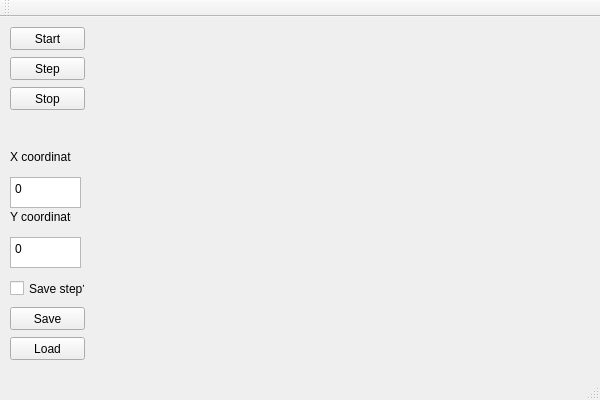
The window that Automat-komorkowy/GUI.ui (Lipa1333/Automat-komorkowy) describes before a commit, drawn with Qt 5.
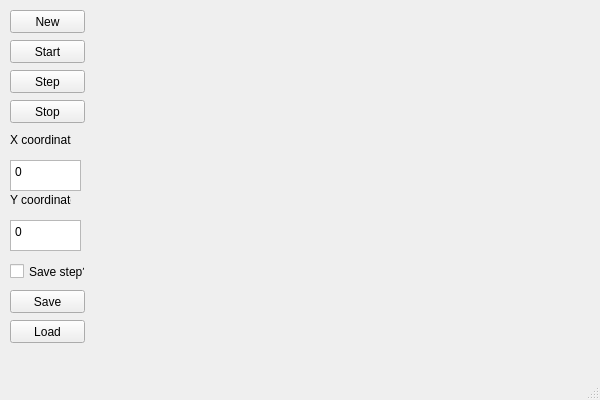
The same window after the commit.

Patch:
```diff
--- a/Automat-komorkowy/GUI.ui
+++ b/Automat-komorkowy/GUI.ui
@@ -27,7 +27,7 @@
     <property name="geometry">
      <rect>
       <x>10</x>
-      <y>10</y>
+      <y>40</y>
       <width>75</width>
       <height>23</height>
      </rect>
@@ -40,7 +40,7 @@
     <property name="geometry">
      <rect>
       <x>10</x>
-      <y>40</y>
+      <y>70</y>
       <width>75</width>
       <height>23</height>
      </rect>
@@ -53,7 +53,7 @@
     <property name="geometry">
      <rect>
       <x>10</x>
-      <y>70</y>
+      <y>100</y>
       <width>75</width>
       <height>23</height>
      </rect>
@@ -159,14 +159,19 @@
      <number>0</number>
     </property>
    </widget>
-  </widget>
-  <widget class="QToolBar" name="mainToolBar">
-   <attribute name="toolBarArea">
-    <enum>TopToolBarArea</enum>
-   </attribute>
-   <attribute name="toolBarBreak">
-    <bool>false</bool>
-   </attribute>
+   <widget class="QPushButton" name="NewButton">
+    <property name="geometry">
+     <rect>
+      <x>10</x>
+      <y>10</y>
+      <width>75</width>
+      <height>23</height>
+     </rect>
+    </property>
+    <property name="text">
+     <string>New</string>
+    </property>
+   </widget>
   </widget>
   <widget class="QStatusBar" name="statusBar"/>
  </widget>
```
